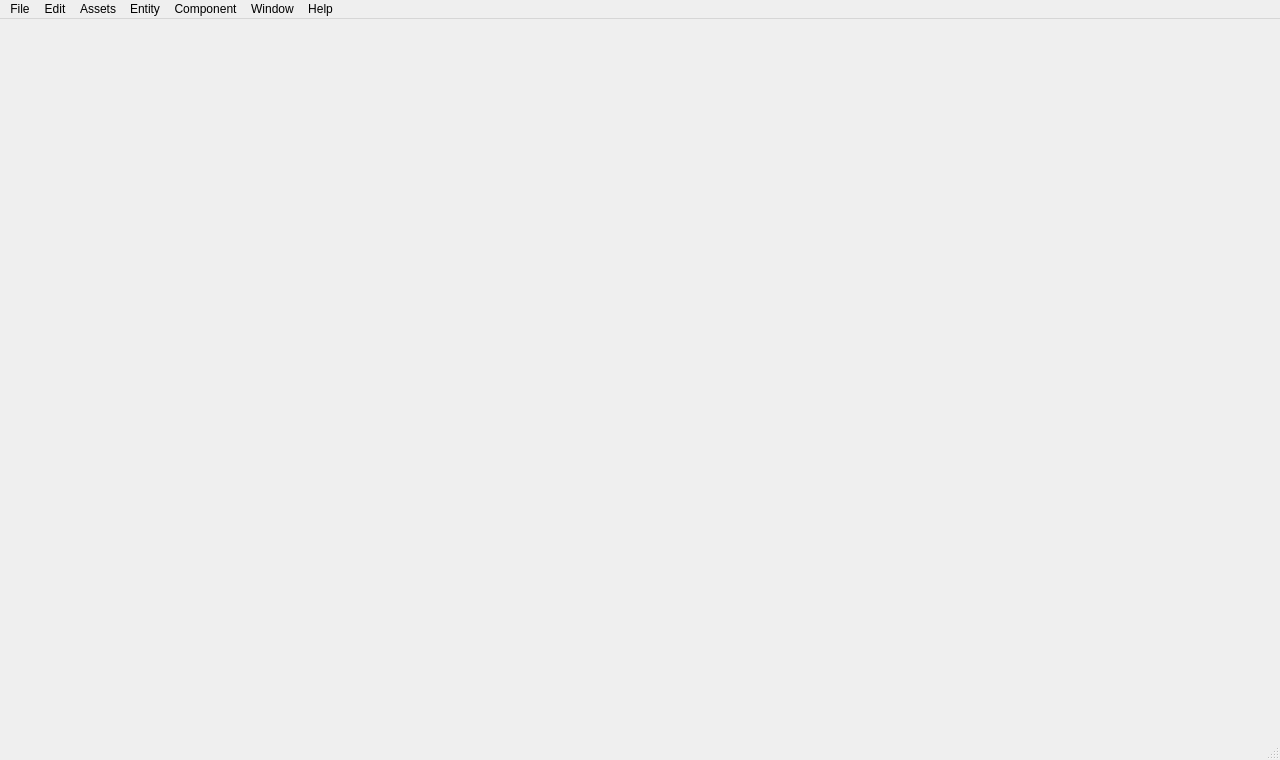
Qt form intern/src/editor_gui/edit_mainwindow.ui (swantmon/saltwater) before a commit.
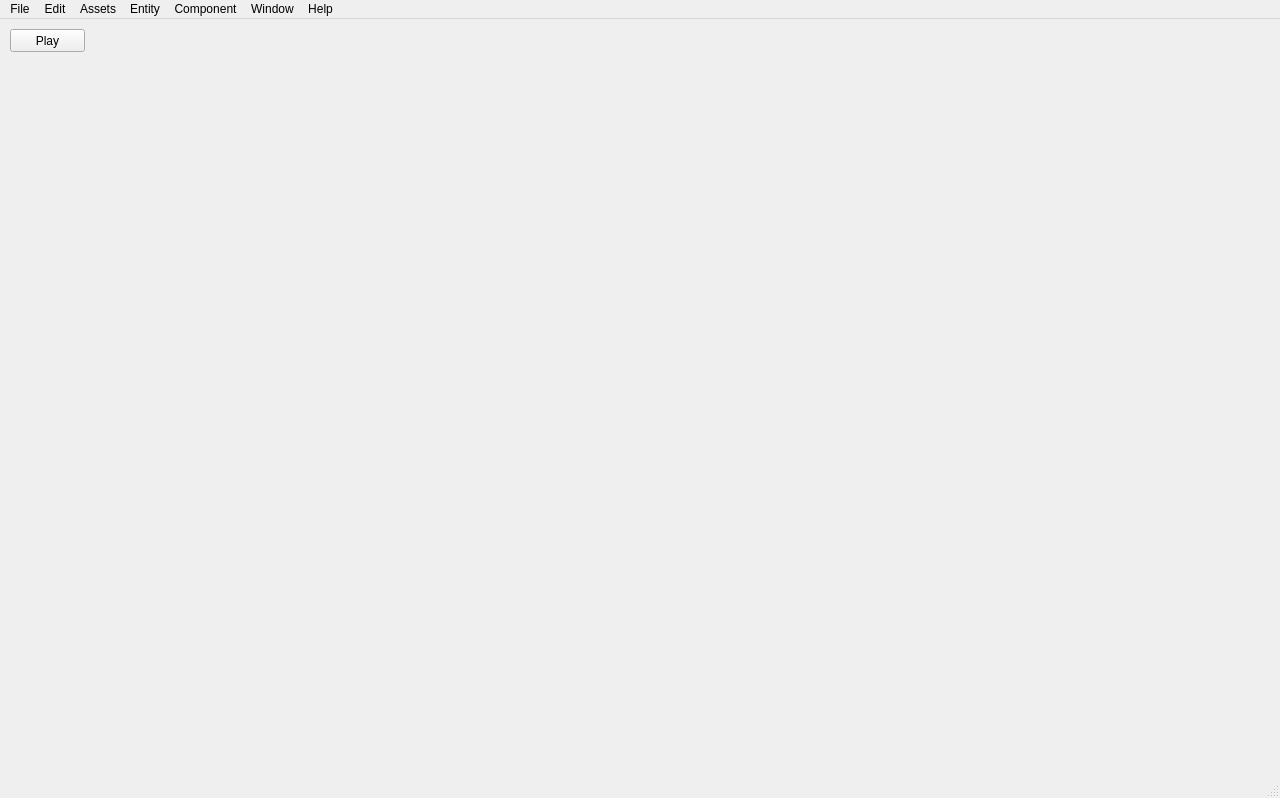
The same form after that commit.

Commit message: Switching between Play and Edit in editor is now possible

Patch:
```diff
--- a/intern/src/editor_gui/edit_mainwindow.ui
+++ b/intern/src/editor_gui/edit_mainwindow.ui
@@ -10,7 +10,7 @@
     <x>0</x>
     <y>0</y>
     <width>1280</width>
-    <height>760</height>
+    <height>798</height>
    </rect>
   </property>
   <property name="cursor">
@@ -27,7 +27,7 @@
     <property name="geometry">
      <rect>
       <x>0</x>
-      <y>0</y>
+      <y>40</y>
       <width>1280</width>
       <height>720</height>
      </rect>
@@ -45,6 +45,19 @@
      <locale language="English" country="UnitedStates"/>
     </property>
    </widget>
+   <widget class="QPushButton" name="m_pPlayButton">
+    <property name="geometry">
+     <rect>
+      <x>10</x>
+      <y>10</y>
+      <width>75</width>
+      <height>23</height>
+     </rect>
+    </property>
+    <property name="text">
+     <string>Play</string>
+    </property>
+   </widget>
   </widget>
   <widget class="QMenuBar" name="m_pMenuBar">
    <property name="geometry">
```
Left out of the diff: 18 changed lines with no effect on the pictures. The commit also changes 9 other files.
